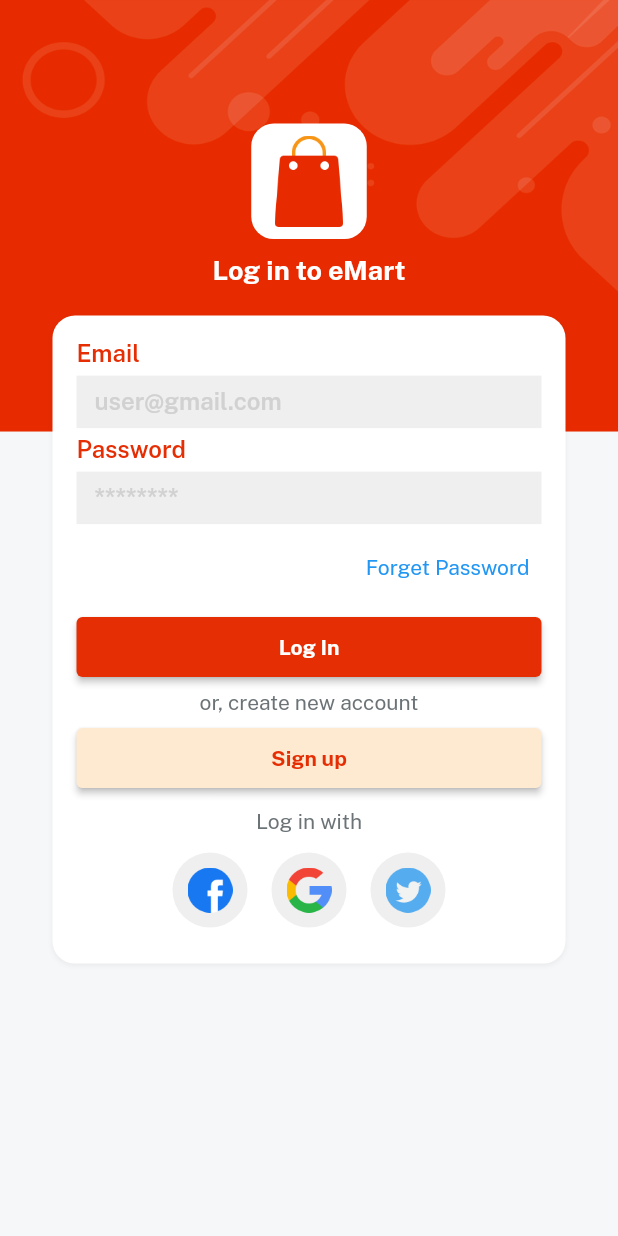
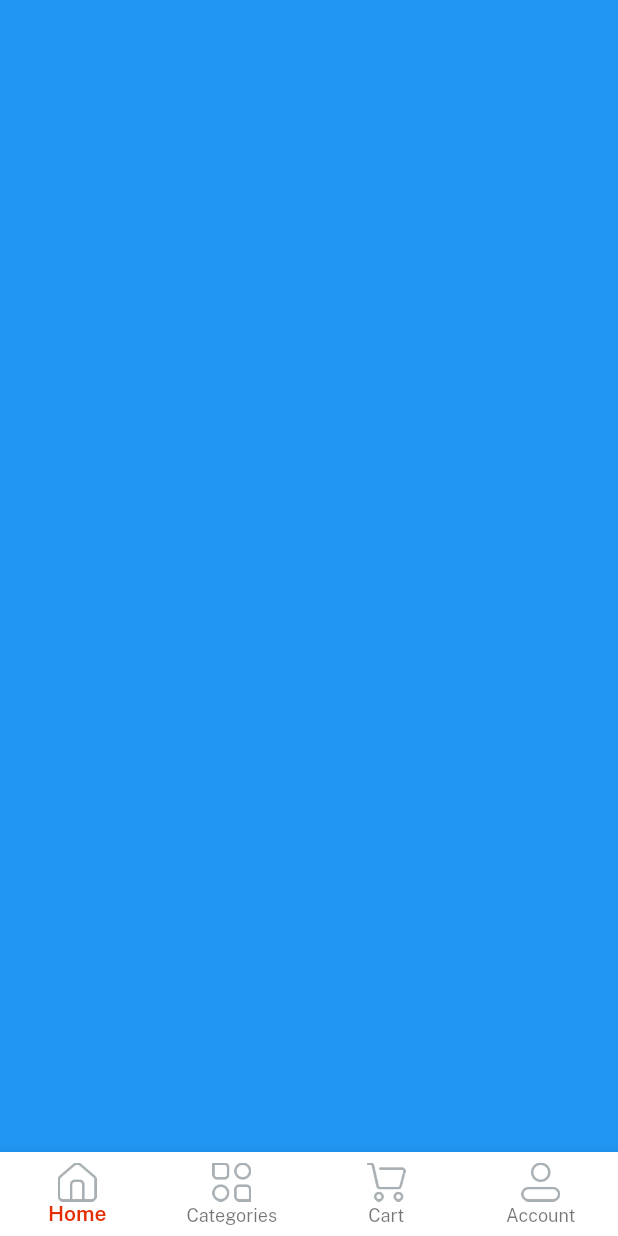
Before and after one commit to Ashu2607/eMart-Flutter, a Flutter app: the screen it shows after launch, after a tap on "Log In", on a phone screen of 412 x 824 dp. Run offline on Flutter 3.47's test engine with Material 2 defaults, Android fonts, the phone set to English and light mode, and no system bars; our stand-ins replace get, velocity_x.

Commit message:
Add bottom navigation bar

```diff
--- a/lib/auth_screen_view/login_screen.dart
+++ b/lib/auth_screen_view/login_screen.dart
@@ -5,6 +5,7 @@ import 'package:emart/common_widgets/custom_button.dart';
 import 'package:emart/common_widgets/custom_text_field.dart';
 import 'package:emart/consts/consts.dart';
 import 'package:emart/consts/list.dart';
+import 'package:emart/home_screen_view/home_screen.dart';
 import 'package:get/get.dart';
 
 class LoginScreen extends StatelessWidget {
@@ -39,7 +40,9 @@ class LoginScreen extends StatelessWidget {
                     color: redColor,
                     title: login,
                     textColor: whiteColor,
-                    onPressed: () {},
+                    onPressed: () {
+                      Get.to(() => HomeScreen());
+                    },
                   ).box.width(context.screenWidth - 50).make(),
                   5.heightBox,
                   createNewAccount.text.color(fontGrey).make(),
--- a/lib/consts/strings.dart
+++ b/lib/consts/strings.dart
@@ -20,3 +20,9 @@ const alreadyHaveAccount = "Already have an account?";
 const agree = "I agree to the";
 const termsAndCondition = "Terms and Conditions";
 const privacyPolicy = "Privacy Policy";
+
+// bottom navigation bar strings
+const home = "Home",
+    categories = "Categories",
+    cart = "Cart",
+    account = "Account";
--- /dev/null
+++ b/lib/home_screen_view/home_screen.dart
@@ -0,0 +1,54 @@
+// ignore_for_file: must_be_immutable
+
+import 'package:emart/consts/consts.dart';
+import 'package:emart/home_screen_view/home_screen_controller.dart';
+import 'package:get/get.dart';
+
+class HomeScreen extends StatelessWidget {
+  HomeScreen({super.key});
+
+  // init home controller
+  var controller = Get.put(HomeScreenController());
+
+  var navbarItems = [
+    BottomNavigationBarItem(icon: Image.asset(icHome, width: 26), label: home),
+    BottomNavigationBarItem(
+        icon: Image.asset(icCategories, width: 26), label: categories),
+    BottomNavigationBarItem(icon: Image.asset(icCart, width: 26), label: cart),
+    BottomNavigationBarItem(
+        icon: Image.asset(icProfile, width: 26), label: account),
+  ];
+
+  var navBody = [
+    Container(color: Colors.blue),
+    Container(color: Colors.amber),
+    Container(color: Colors.greenAccent),
+    Container(color: Colors.cyan),
+  ];
+
+  @override
+  Widget build(BuildContext context) {
+    return Scaffold(
+      body: Column(
+        children: [
+          Obx(
+            () => Expanded(
+              child: navBody.elementAt(controller.currentNavIndex.value),
+            ),
+          ),
+        ],
+      ),
+      bottomNavigationBar: Obx(
+        () => BottomNavigationBar(
+          currentIndex: controller.currentNavIndex.value,
+          type: BottomNavigationBarType.fixed,
+          selectedLabelStyle: const TextStyle(fontFamily: semibold),
+          selectedItemColor: redColor,
+          items: navbarItems,
+          backgroundColor: whiteColor,
+          onTap: (newIndex) => controller.currentNavIndex.value = newIndex,
+        ),
+      ),
+    );
+  }
+}
--- /dev/null
+++ b/lib/home_screen_view/home_screen_controller.dart
@@ -0,0 +1,5 @@
+import 'package:get/get.dart';
+
+class HomeScreenController extends GetxController {
+  var currentNavIndex = 0.obs;
+}
```
